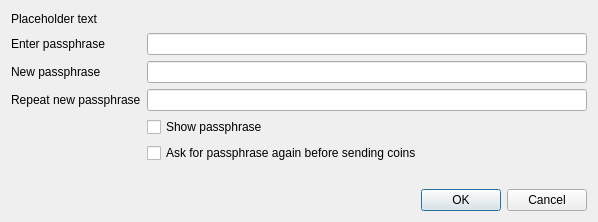
Qt form src/qt/forms/askpassphrasedialog.ui (ElectraProtocol/XEP-Core) before a commit.
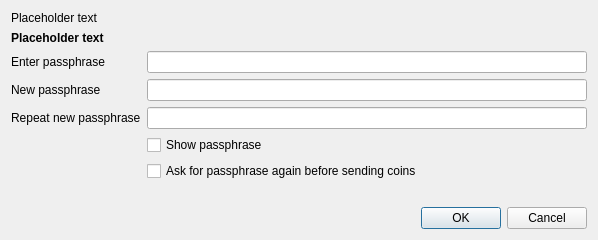
The same form after that commit.

Commit message: Display warning about computer going to sleep

What changed in the file:
```diff
--- a/src/qt/forms/askpassphrasedialog.ui
+++ b/src/qt/forms/askpassphrasedialog.ui
@@ -42,6 +42,24 @@
      </property>
     </widget>
    </item>
+   <item>
+    <widget class="QLabel" name="sleepWarningLabel">
+     <property name="font">
+      <font>
+       <bold>true</bold>
+      </font>
+     </property>
+     <property name="text">
+      <string notr="true">Placeholder text</string>
+     </property>
+     <property name="textFormat">
+      <enum>Qt::RichText</enum>
+     </property>
+     <property name="wordWrap">
+      <bool>true</bool>
+     </property>
+    </widget>
+   </item>
    <item>
     <layout class="QFormLayout" name="formLayout">
      <property name="sizeConstraint">
```
The commit also changes 1 other file.
